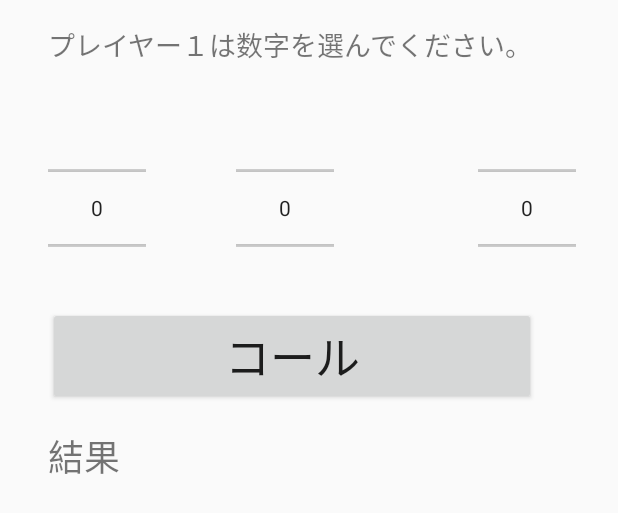
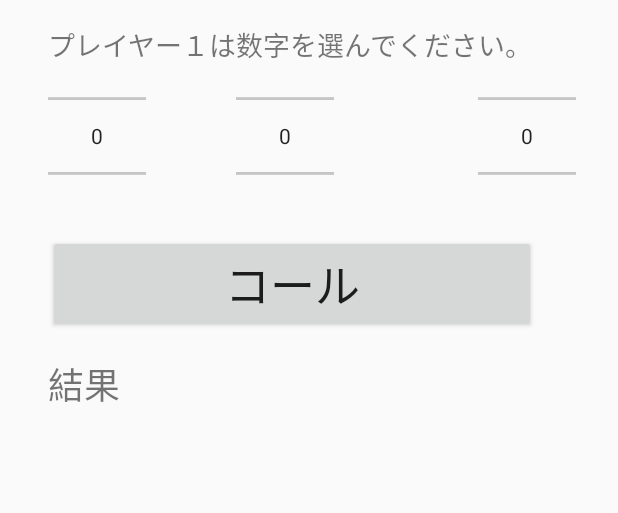
Before and after one commit to masterpiece015v/numhit, an Android app: the layout activity_main4.xml on its own in the app's theme, with its tools: preview values and no code run, on a phone screen of 412 x 824 dp. Shown: the top 513 px of the screen. Run offline under Robolectric (Android 15) with nearby library versions, the phone set to English and light mode, and no system bars.

Commit message:
2019022004

```diff
--- a/app/src/main/res/layout/activity_main4.xml
+++ b/app/src/main/res/layout/activity_main4.xml
@@ -9,7 +9,7 @@
     <TextView
         android:id="@+id/main4_txt_title"
         android:layout_width="333dp"
-        android:layout_height="74dp"
+        android:layout_height="26dp"
         android:layout_marginStart="32dp"
         android:layout_marginTop="16dp"
         android:layout_marginEnd="32dp"
@@ -75,7 +75,7 @@
     <ScrollView
         android:id="@+id/main4_scrollView1"
         android:layout_width="158dp"
-        android:layout_height="181dp"
+        android:layout_height="215dp"
         android:layout_marginStart="32dp"
         android:layout_marginTop="16dp"
         app:layout_constraintStart_toStartOf="parent"
@@ -97,7 +97,7 @@
     <ScrollView
         android:id="@+id/main4_scrollView2"
         android:layout_width="158dp"
-        android:layout_height="181dp"
+        android:layout_height="213dp"
         android:layout_marginStart="8dp"
         android:layout_marginTop="64dp"
         app:layout_constraintStart_toEndOf="@+id/main4_scrollView1"
```
Also changed, not shown: app/src/main/java/tokyo/mp015v/numhit/Main4Activity.kt (+17 -20 lines).
